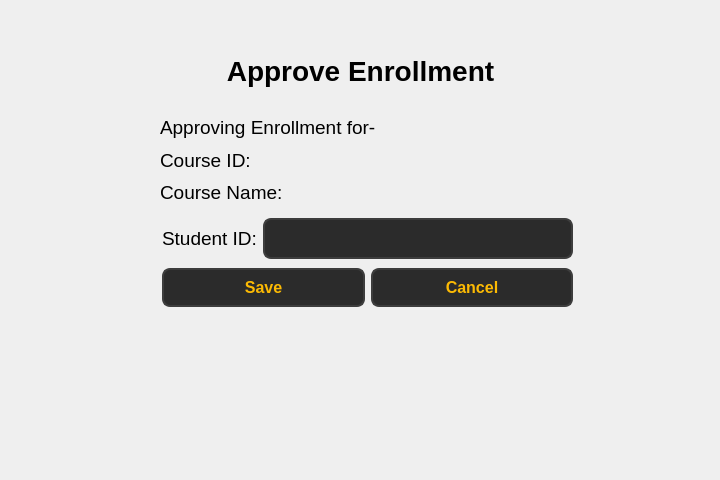
First picture: the form in ui/faculty/faculty_approveEnrollment_window.ui, repository Soham1117/elearningApp, before the edit.
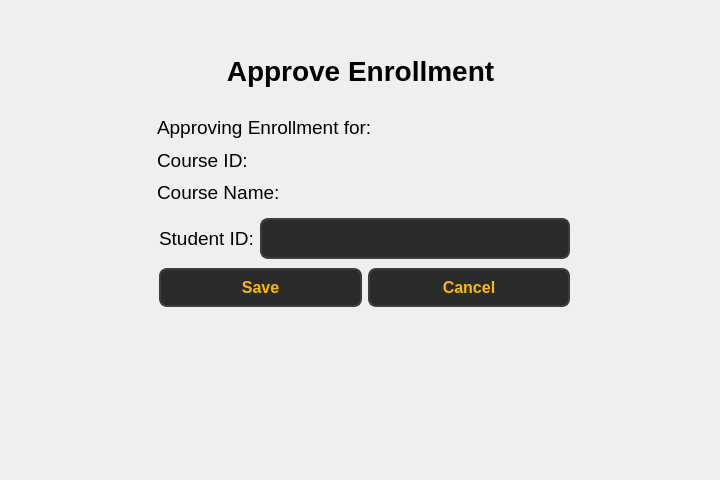
Second picture: the form after the edit.

Commit message: Changes made to UI of faculty pages.

Diff of the .ui file:
```diff
--- a/ui/faculty/faculty_approveEnrollment_window.ui
+++ b/ui/faculty/faculty_approveEnrollment_window.ui
@@ -35,10 +35,10 @@
     <set>Qt::AlignmentFlag::AlignCenter</set>
    </property>
   </widget>
-  <widget class="QWidget" name="">
+  <widget class="QWidget" name="layoutWidget">
    <property name="geometry">
     <rect>
-     <x>162</x>
+     <x>159</x>
      <y>215</y>
      <width>411</width>
      <height>97</height>
@@ -153,10 +153,10 @@
     </item>
    </layout>
   </widget>
-  <widget class="QWidget" name="">
+  <widget class="QWidget" name="layoutWidget">
    <property name="geometry">
     <rect>
-     <x>160</x>
+     <x>157</x>
      <y>114</y>
      <width>411</width>
      <height>92</height>
@@ -171,7 +171,7 @@
        </font>
       </property>
       <property name="text">
-       <string>Approving Enrollment for-</string>
+       <string>Approving Enrollment for:</string>
       </property>
       <property name="wordWrap">
        <bool>false</bool>
```
The commit also changes 98 other files.
